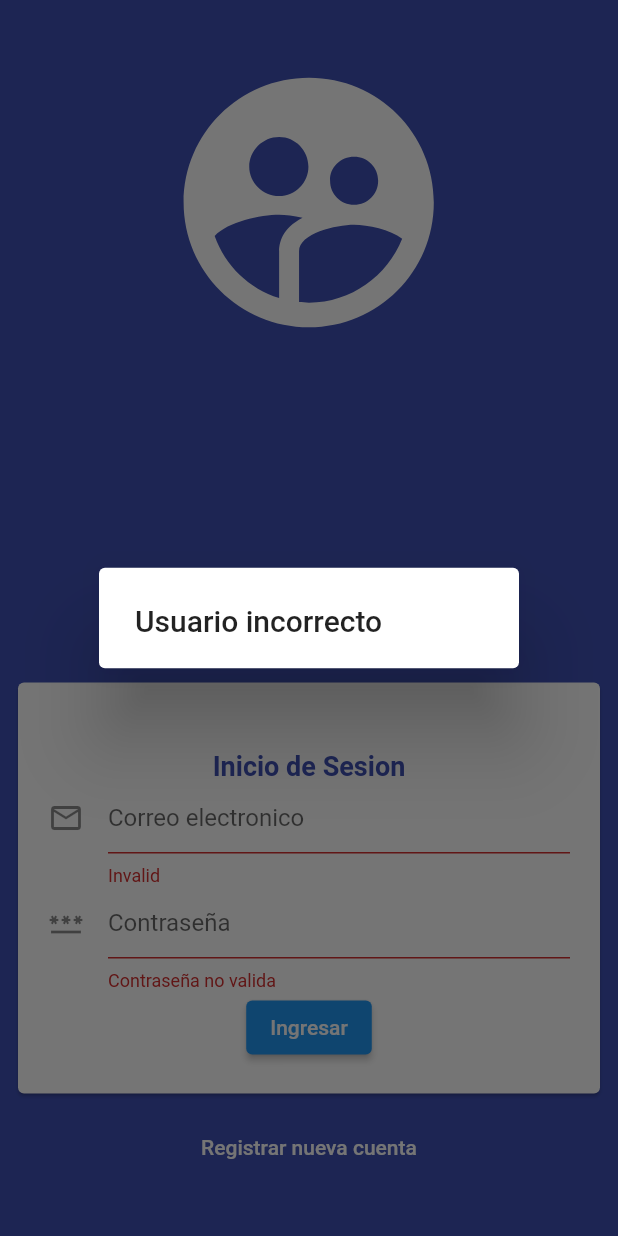
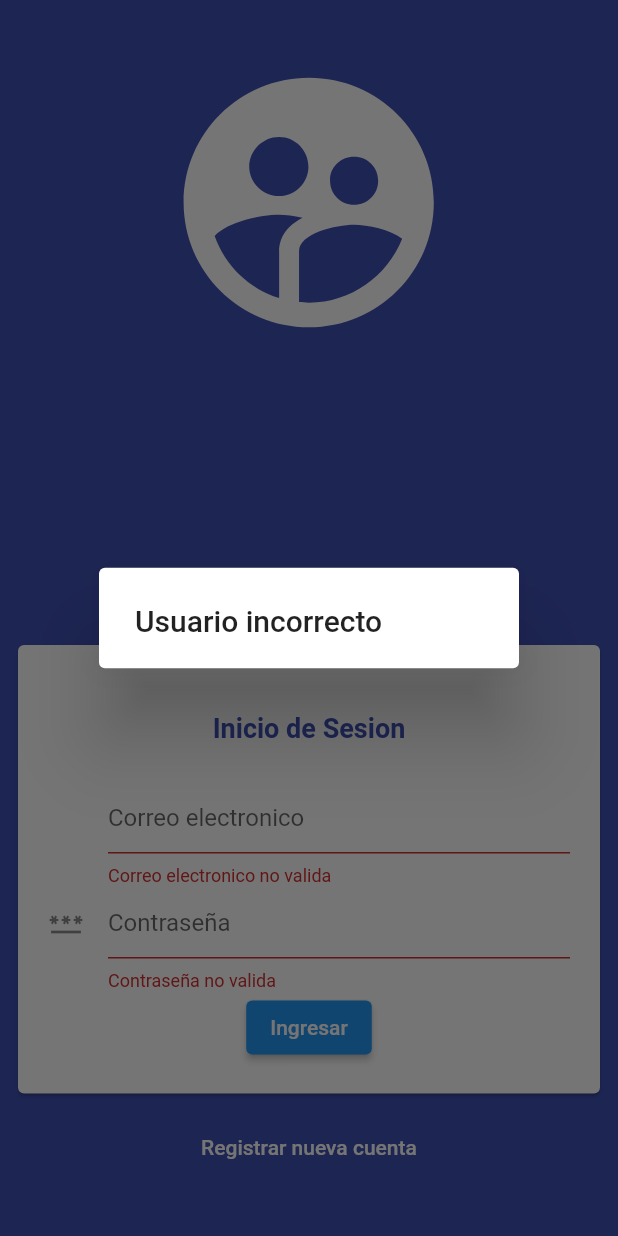
Before and after one commit to LeopoldoIII/flutter_bootcamp, a Flutter app: the screen it shows after launch, after a tap on "Ingresar", on a phone screen of 412 x 824 dp. Run offline on Flutter 3.47's test engine with Material 2 defaults, Android fonts, the phone set to English and light mode, and no system bars.

```diff
--- a/lib/screens/login_screen.dart
+++ b/lib/screens/login_screen.dart
@@ -42,19 +42,19 @@ class _LoginScreenState extends State<LoginScreen> {
                     children: [
                       const SizedBox(height: 25),
                       const AppTitle('Inicio de Sesion'),
-                      TextFormField(
-                        onChanged: (value) {
-                          formData['email'] = value;
-                        },
+                      const SizedBox(
+                        height: 25,
+                      ),
+                      AppFormFiled(
+                        'email',
+                        'Correo electronico',
+                        formData: formData,
                         validator: (value) {
-                          if (value!.length < 5) {
-                            return "Invalid";
+                          if (value!.length < 3) {
+                            return "Correo electronico no valida";
                           }
                           return null;
                         },
-                        decoration: const InputDecoration(
-                            icon: Icon(Icons.email_outlined),
-                            hintText: 'Correo electronico'),
                       ),
                       TextFormField(
                         onChanged: (value) {
--- /dev/null
+++ b/lib/widgets/app_form_field.dart
@@ -0,0 +1,30 @@
+import 'package:flutter/material.dart';
+
+class AppFormFiled extends StatelessWidget {
+  final String name;
+  final String label;
+  final IconData? icon;
+  final String? Function(String?)? validator;
+
+  const AppFormFiled(
+    this.name,
+    this.label, {
+    Key? key,
+    this.icon,
+    this.validator,
+    required this.formData,
+  }) : super(key: key);
+
+  final Map<String, String> formData;
+
+  @override
+  Widget build(BuildContext context) {
+    return TextFormField(
+      onChanged: (value) {
+        formData['password'] = value;
+      },
+      validator: validator,
+      decoration: InputDecoration(icon: Icon(icon), hintText: label),
+    );
+  }
+}
--- a/lib/widgets/widgets.dart
+++ b/lib/widgets/widgets.dart
@@ -1 +1,2 @@
+export 'package:flutter_bootcamp/widgets/app_form_field.dart';
 export 'package:flutter_bootcamp/widgets/app_title.dart';
```
